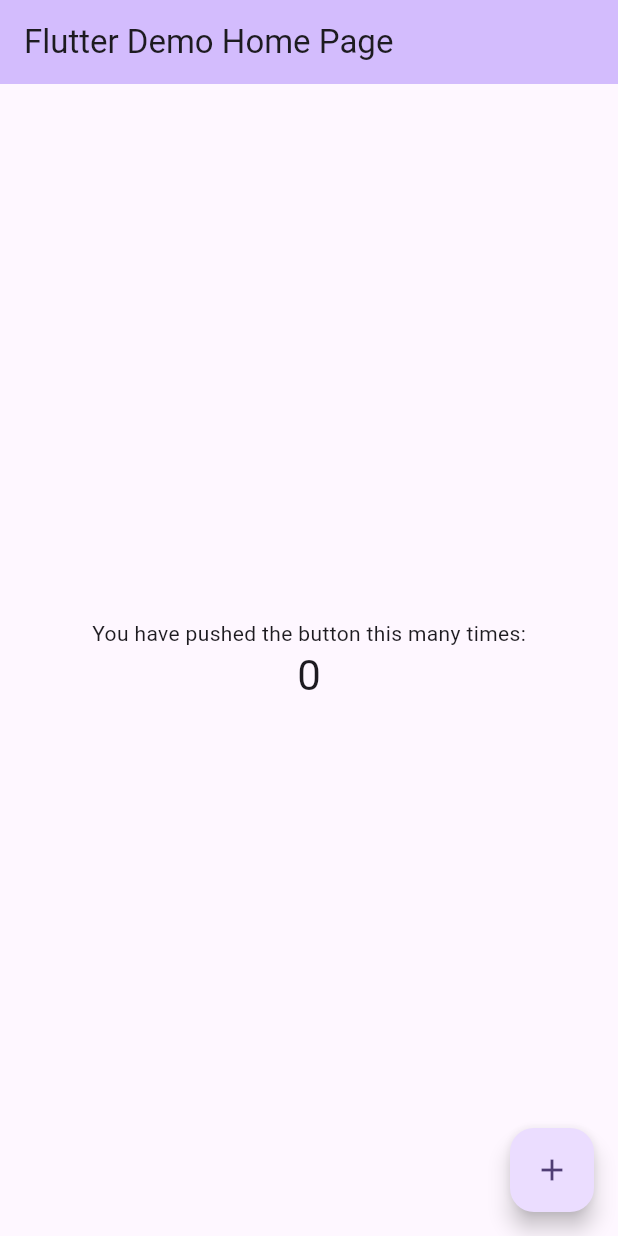
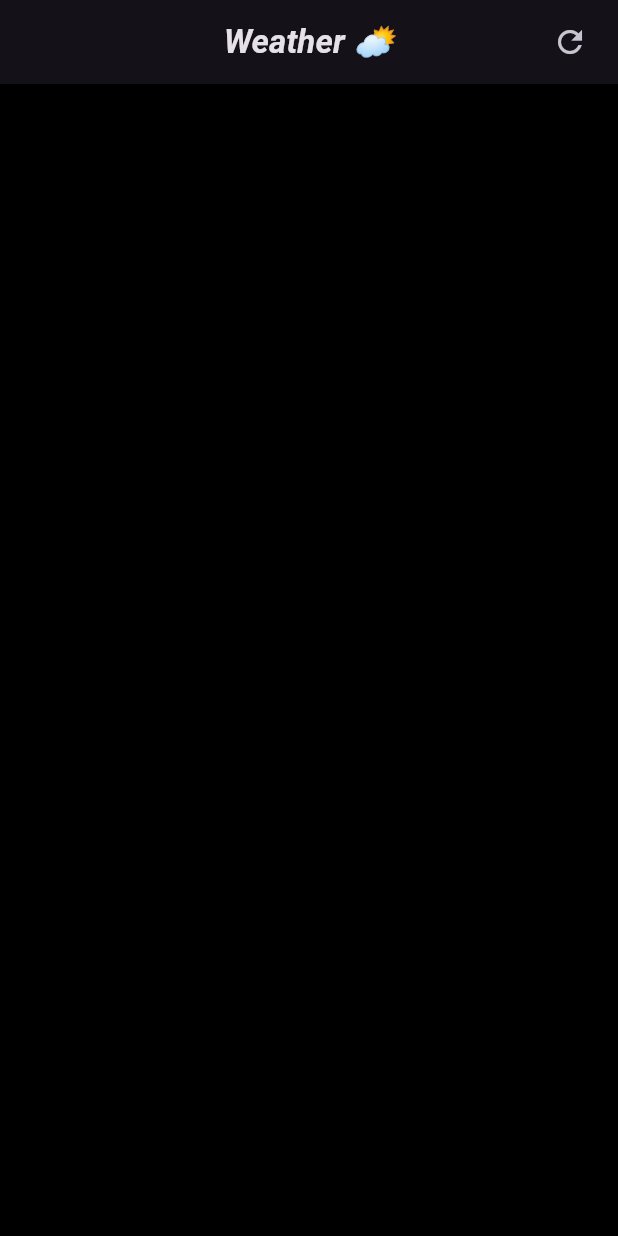
Before and after one commit to shshaheen/Instant_Weather, a Flutter app: the screen it shows after launch, on a phone screen of 412 x 824 dp. Run offline on Flutter 3.47's test engine with Material 3 defaults, Android fonts, the phone set to English and light mode, and no system bars.

Commit message:
App Bar Created!

```diff
--- a/lib/main.dart
+++ b/lib/main.dart
@@ -1,125 +1,19 @@
 import 'package:flutter/material.dart';
+import 'package:instant_weather/weather_screen.dart';
 
 void main() {
-  runApp(const MyApp());
+  runApp(MyApp());
 }
 
 class MyApp extends StatelessWidget {
   const MyApp({super.key});
 
-  // This widget is the root of your application.
   @override
   Widget build(BuildContext context) {
     return MaterialApp(
-      title: 'Flutter Demo',
-      theme: ThemeData(
-        // This is the theme of your application.
-        //
-        // TRY THIS: Try running your application with "flutter run". You'll see
-        // the application has a purple toolbar. Then, without quitting the app,
-        // try changing the seedColor in the colorScheme below to Colors.green
-        // and then invoke "hot reload" (save your changes or press the "hot
-        // reload" button in a Flutter-supported IDE, or press "r" if you used
-        // the command line to start the app).
-        //
-        // Notice that the counter didn't reset back to zero; the application
-        // state is not lost during the reload. To reset the state, use hot
-        // restart instead.
-        //
-        // This works for code too, not just values: Most code changes can be
-        // tested with just a hot reload.
-        colorScheme: ColorScheme.fromSeed(seedColor: Colors.deepPurple),
-        useMaterial3: true,
-      ),
-      home: const MyHomePage(title: 'Flutter Demo Home Page'),
+      debugShowCheckedModeBanner: false,
+      theme: ThemeData.dark(useMaterial3: true),
+      home : const WeatherScreen(),
     );
   }
 }
-
-class MyHomePage extends StatefulWidget {
-  const MyHomePage({super.key, required this.title});
-
-  // This widget is the home page of your application. It is stateful, meaning
-  // that it has a State object (defined below) that contains fields that affect
-  // how it looks.
-
-  // This class is the configuration for the state. It holds the values (in this
-  // case the title) provided by the parent (in this case the App widget) and
-  // used by the build method of the State. Fields in a Widget subclass are
-  // always marked "final".
-
-  final String title;
-
-  @override
-  State<MyHomePage> createState() => _MyHomePageState();
-}
-
-class _MyHomePageState extends State<MyHomePage> {
-  int _counter = 0;
-
-  void _incrementCounter() {
-    setState(() {
-      // This call to setState tells the Flutter framework that something has
-      // changed in this State, which causes it to rerun the build method below
-      // so that the display can reflect the updated values. If we changed
-      // _counter without calling setState(), then the build method would not be
-      // called again, and so nothing would appear to happen.
-      _counter++;
-    });
-  }
-
-  @override
-  Widget build(BuildContext context) {
-    // This method is rerun every time setState is called, for instance as done
-    // by the _incrementCounter method above.
-    //
-    // The Flutter framework has been optimized to make rerunning build methods
-    // fast, so that you can just rebuild anything that needs updating rather
-    // than having to individually change instances of widgets.
-    return Scaffold(
-      appBar: AppBar(
-        // TRY THIS: Try changing the color here to a specific color (to
-        // Colors.amber, perhaps?) and trigger a hot reload to see the AppBar
-        // change color while the other colors stay the same.
-        backgroundColor: Theme.of(context).colorScheme.inversePrimary,
-        // Here we take the value from the MyHomePage object that was created by
-        // the App.build method, and use it to set our appbar title.
-        title: Text(widget.title),
-      ),
-      body: Center(
-        // Center is a layout widget. It takes a single child and positions it
-        // in the middle of the parent.
-        child: Column(
-          // Column is also a layout widget. It takes a list of children and
-          // arranges them vertically. By default, it sizes itself to fit its
-          // children horizontally, and tries to be as tall as its parent.
-          //
-          // Column has various properties to control how it sizes itself and
-          // how it positions its children. Here we use mainAxisAlignment to
-          // center the children vertically; the main axis here is the vertical
-          // axis because Columns are vertical (the cross axis would be
-          // horizontal).
-          //
-          // TRY THIS: Invoke "debug painting" (choose the "Toggle Debug Paint"
-          // action in the IDE, or press "p" in the console), to see the
-          // wireframe for each widget.
-          mainAxisAlignment: MainAxisAlignment.center,
-          children: <Widget>[
-            const Text(
-              'You have pushed the button this many times:',
-            ),
-            Text(
-              '$_counter',
-              style: Theme.of(context).textTheme.headlineMedium,
-            ),
-          ],
-        ),
-      ),
-      floatingActionButton: FloatingActionButton(
-        onPressed: _incrementCounter,
-        tooltip: 'Increment',
-        child: const Icon(Icons.add),
-      ), // This trailing comma makes auto-formatting nicer for build methods.
-    );
-  }
-}
--- /dev/null
+++ b/lib/weather_screen.dart
@@ -0,0 +1,38 @@
+import 'package:flutter/material.dart';
+
+class WeatherScreen extends StatelessWidget {
+  const WeatherScreen({super.key});
+
+  @override
+  Widget build(BuildContext context) {
+    return Scaffold(
+      backgroundColor: Colors.black,
+      appBar: AppBar(
+        // backgroundColor: const Color.fromARGB(255, 239, 162, 18),
+        title: Text(
+          "Weather ⛅",
+          style: TextStyle(
+            fontWeight: FontWeight.bold,
+            fontStyle: FontStyle.italic,
+
+          ),
+        ),
+        centerTitle: true,
+        actions: [
+          // GestureDetector(
+            Padding(
+              padding: const EdgeInsets.only(right: 20.0),
+              child: InkWell(
+              onTap: () => {
+                debugPrint("Refresh"),
+              },
+              child: Icon(Icons.refresh)
+              ),
+            ),
+            // ),
+        ],
+      ),
+
+    );
+  }
+}
```
